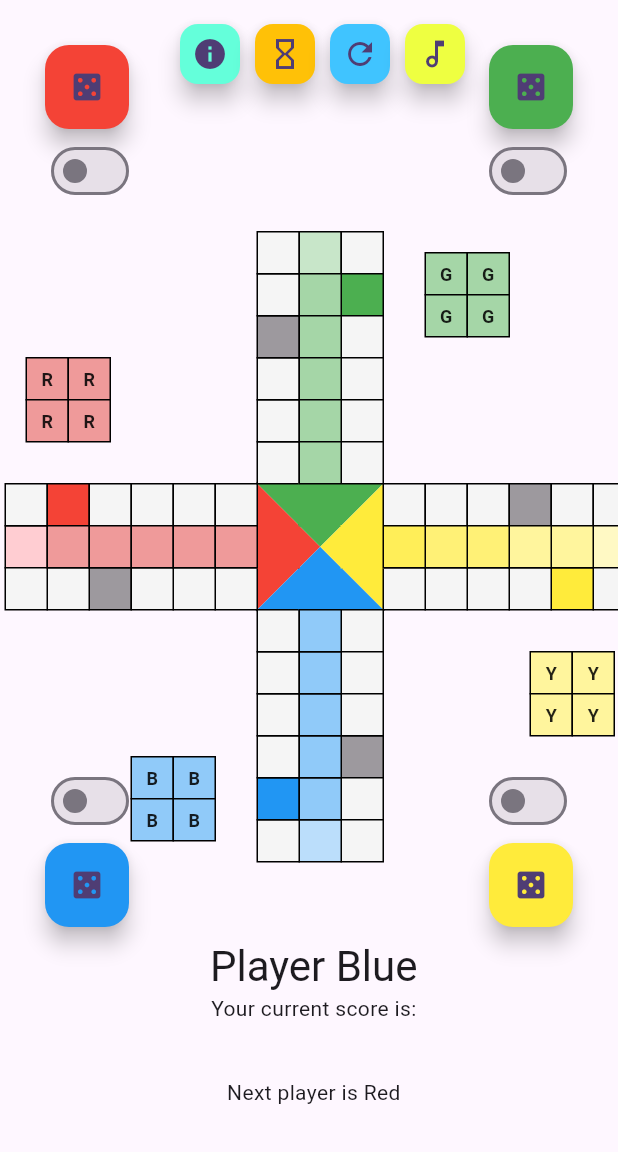
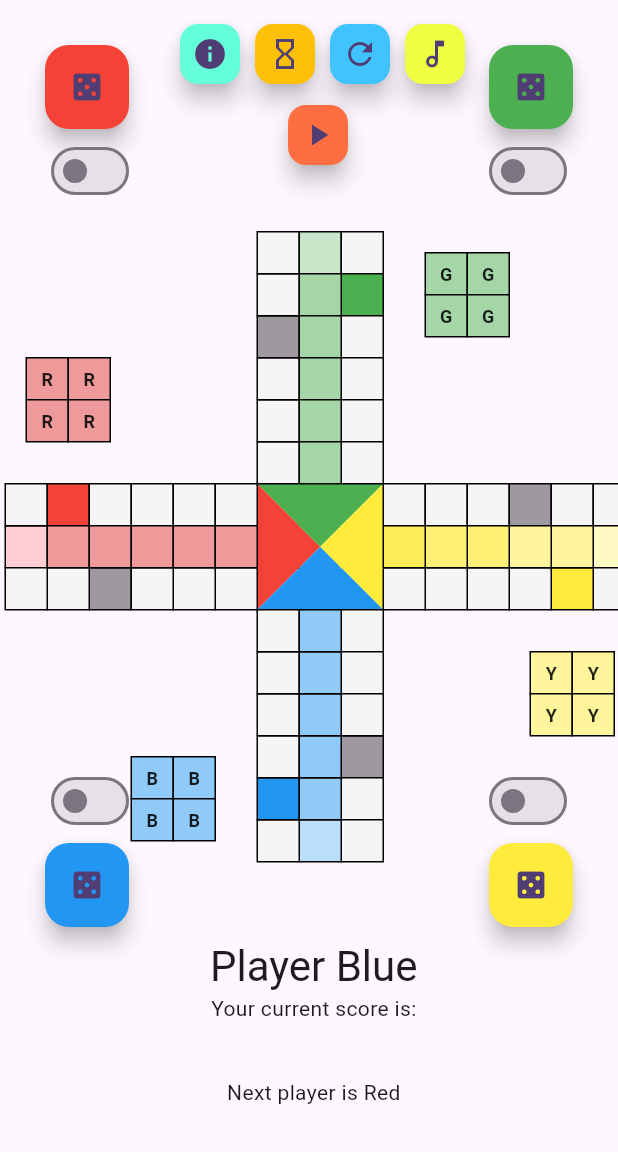
Before and after one commit to mikduk/ludo-game, a Flutter app: the screen it shows after launch, after a tap on the "hourglass empty" icon, on a phone screen of 412 x 824 dp, the part 84-1236 px from its top. Run offline on Flutter 3.47's test engine with Material 3 defaults, Android fonts, the phone set to English and light mode, and no system bars; our stand-ins replace audioplayers, get.

Commit message:
start-stop bots

```diff
--- a/lib/controllers/game_page_controller.dart
+++ b/lib/controllers/game_page_controller.dart
@@ -4,6 +4,10 @@ import 'package:audioplayers/audioplayers.dart';
 
 class GamePageController extends GetxController {
   final List<String> colors = ['Blue', 'Red', 'Green', 'Yellow'];
+  final normalDuration = const Duration(milliseconds: 800);
+  final longerDuration = const Duration(milliseconds: 1600);
+  final movementDuration = const Duration(milliseconds: 180);
+  final nextBotDuration = const Duration(milliseconds: 300);
 
   var score = 0.obs;
   var scores = ''.obs;
@@ -17,7 +21,9 @@ class GamePageController extends GetxController {
   RxBool processedCapture = false.obs;
   var positionPawns = List.filled(16, 0).obs;
   var bots = List.filled(4, false).obs;
+
   RxBool soundOn = true.obs;
+  RxBool stopGame = false.obs;
 
   @override
   void onInit({bool test = false}) {
@@ -32,8 +38,10 @@ class GamePageController extends GetxController {
   Future<void> executePeriodicallyBots() async {
     await Future.delayed(const Duration(seconds: 3));
     while (board[79] ~/ 4000 + board[73] ~/ 400 + board[67] ~/ 40 + board[61] ~/ 4 < 3) {
-      await doBotTurn();
-      await Future.delayed(const Duration(milliseconds: 300));
+      if (!stopGame.value) {
+        await doBotTurn();
+        await Future.delayed(nextBotDuration);
+      }
     }
     print('KONIEC GRY');
   }
@@ -95,6 +103,11 @@ class GamePageController extends GetxController {
     }
   }
 
+  void startStopGame() {
+    print('SSG');
+    stopGame.value = !stopGame.value;
+  }
+
   void soundSwitch() {
     soundOn.value = !soundOn.value;
   }
@@ -109,14 +122,14 @@ class GamePageController extends GetxController {
         if (onlyYouInBaseOrFinish()) {
           playRandomlyLaugh();
         }
-        await Future.delayed(const Duration(seconds: 1), getNextPlayer);
+        await Future.delayed(normalDuration, getNextPlayer);
       } else {
         setWaitForMoveValue(true);
       }
     } else if (everyoneInBaseOrFinishOrCannotGo()) {
-      await Future.delayed(const Duration(seconds: 1), getNextPlayer);
+      await Future.delayed(normalDuration, getNextPlayer);
     } else if (scores.value.contains('666')) {
-      await Future.delayed(const Duration(seconds: 2), getNextPlayer);
+      await Future.delayed(longerDuration, getNextPlayer);
     } else {
       setWaitForMoveValue(true);
     }
@@ -269,7 +282,7 @@ class GamePageController extends GetxController {
 
   Future<void> goToField(int x, int pow, int pawnNumber) async {
     print('|goToField| x: $x, pow: $pow, pawnNumber: $pawnNumber');
-    await goToFieldAnimate(positionPawns[4 * tenLog(pow) + pawnNumber], x, pow);
+    await goToFieldAnimate(positionPawns[4 * tenLog(pow) + pawnNumber], x, pow, delayTime: movementDuration);
     print('after await goToFieldAnimated');
     if (board[x] == 0) {
       board[x] = pow;
@@ -420,7 +433,7 @@ class GamePageController extends GetxController {
         return;
       }
     }
-    await Future.delayed(const Duration(seconds: 2), getNextPlayer);
+    await Future.delayed(longerDuration, getNextPlayer);
   }
 
   int tenPow(int exponent) {
@@ -465,7 +478,7 @@ class GamePageController extends GetxController {
       return;
     }
     print('|doBotTurn| scores: $scores, waitForMove: $waitForMove');
-    await Future.delayed(const Duration(seconds: 1));
+    await Future.delayed(normalDuration);
     if (waitForMove.value) {
       print('|doBotTurn| CZEKAMY');
       setWaitForMoveValue(false);
@@ -473,7 +486,7 @@ class GamePageController extends GetxController {
       print('|doBotTurn| POCZEKANE');
     }
     await rollDice(player: cpv);
-    await Future.delayed(const Duration(seconds: 1));
+    await Future.delayed(normalDuration);
     print('|doBotTurn| AFTER: score: $score, scores: $scores');
     int dice = score.value;
     int pow = tenPow(cpv);
--- a/lib/views/game_page.dart
+++ b/lib/views/game_page.dart
@@ -230,6 +230,18 @@ class GamePage extends StatelessWidget {
               onPressed: gameController.soundSwitch,
               tooltip: 'Switch sound',
               child: Obx(() => gameController.soundOn.value ? const Icon(Icons.music_note_outlined) : const Icon(Icons.music_off_outlined)),
+            ),
+          ),
+          Positioned(
+            top: 66,
+            left: 188,
+            child: FloatingActionButton(
+              heroTag: 'btn13',
+              mini: true,
+              backgroundColor: Colors.deepOrangeAccent,
+              onPressed: gameController.startStopGame,
+              tooltip: 'Start/stop game',
+              child: Obx(() => gameController.stopGame.value ? const Icon(Icons.pause) : const Icon(Icons.play_arrow)),
             ),
           ),
           Positioned(
```
